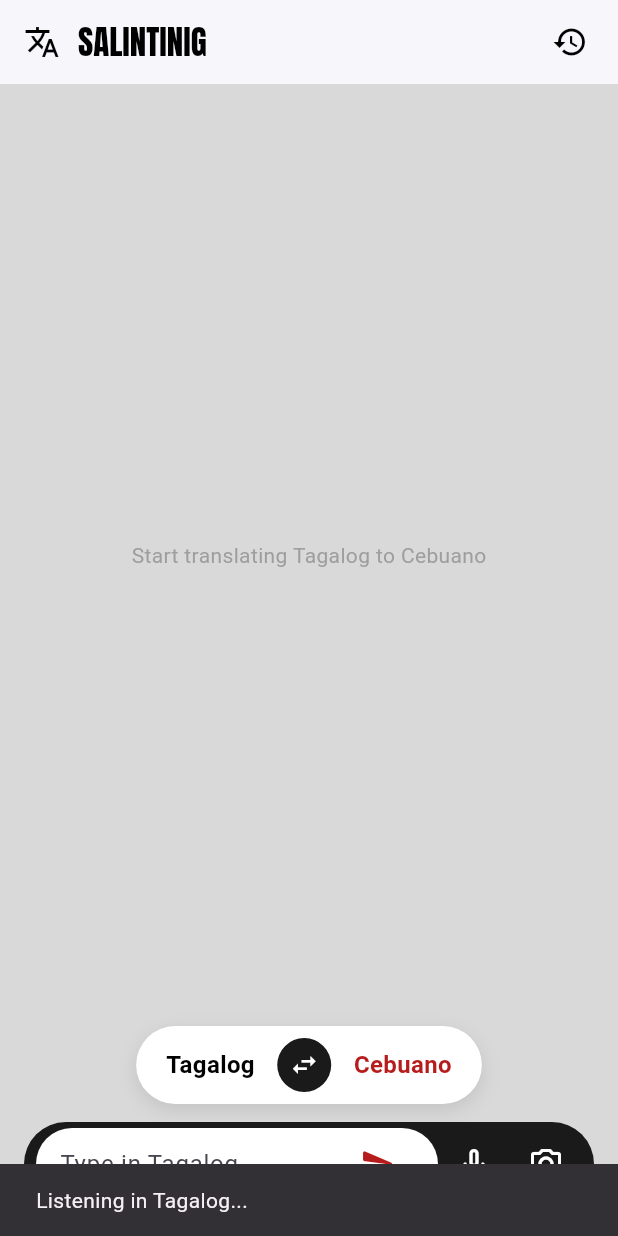
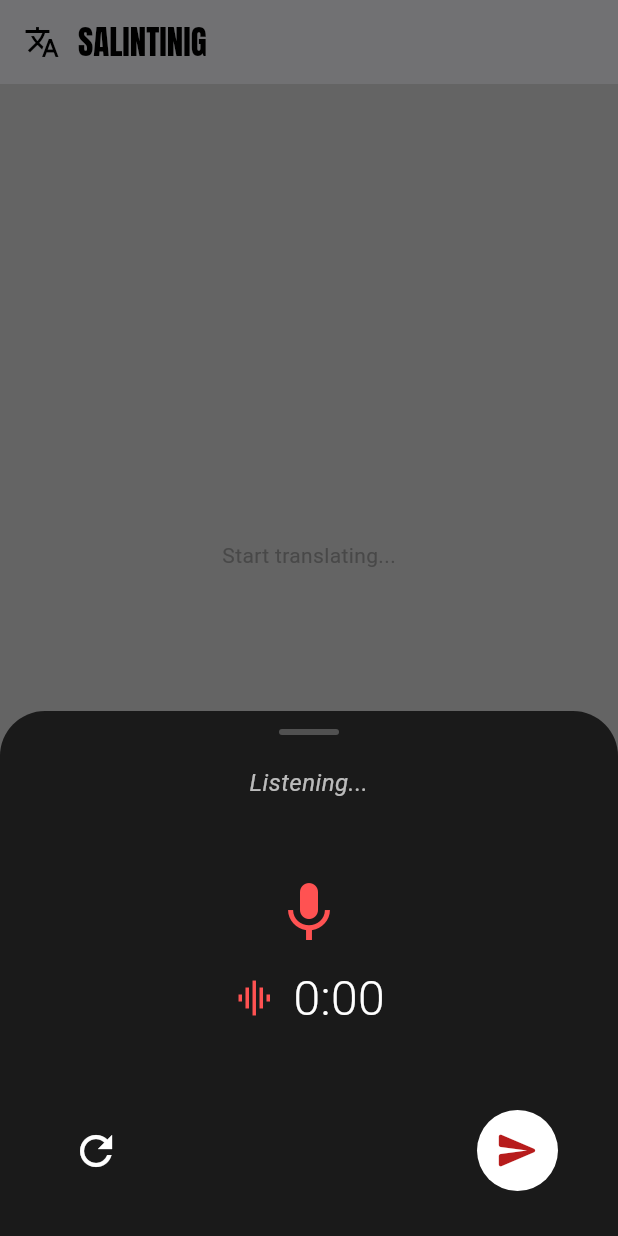
Before and after one commit to Rvyvid/SalinTinig, a Flutter app: the screen it shows after launch, after a tap on the "mic none" icon, on a phone screen of 412 x 824 dp. Run offline on Flutter 3.47's test engine with Material 3 defaults, Android fonts, the phone set to English and light mode, and no system bars; our stand-ins replace audioplayers, camera, google_fonts, permission_handler, speech_to_text; missing offline and left inert: record.

Commit message:
feat: Add audio recording and playback features
- Implemented audio recording functionality using the `record` package.
- Added speech-to-text capabilities to transcribe audio recordings.
- Integrated audio playback using the `audioplayers` package.
- Updated UI to display audio messages and transcription results.
- Modified `pubspec.yaml` to include new dependencies: `speech_to_text` and updated `record` and `audioplayers` versions.
- Enhanced chat interface to handle audio messages and display them appropriately.
- Updated analysis options to ignore deprecated member use warnings.
- Adjusted generated plugin files for new dependencies.

```diff
--- a/analysis_options.yaml
+++ b/analysis_options.yaml
@@ -7,6 +7,9 @@
 
 # The following line activates a set of recommended lints for Flutter apps,
 # packages, and plugins designed to encourage good coding practices.
+analyzer:
+  errors:
+    deprecated_member_use: ignore
 include: package:flutter_lints/flutter.yaml
 
 linter:
--- a/lib/main.dart
+++ b/lib/main.dart
@@ -2,8 +2,10 @@ import 'dart:io';
 import 'package:flutter/material.dart';
 import 'package:google_fonts/google_fonts.dart';
 import 'package:permission_handler/permission_handler.dart';
+import 'package:audioplayers/audioplayers.dart';
 import 'ocr_scanner.dart';
 import 'language_switcher.dart';
+import 'recording_overlay.dart';
 
 void main() {
   runApp(const SalintinigApp());
@@ -94,9 +96,9 @@ class _ChatScreenState extends State<ChatScreen> {
 
     setState(() {
       _messages.insert(0, {
-        "originalText": text, // The text exactly as typed
-        "text": text,         // Placeholder for the translated result
-        "imagePath": null,
+        "isAudio": false,
+        "originalText": text,
+        "text": text,
         "from": _sourceLang,
         "to": _targetLang,
         "time": TimeOfDay.now().format(context),
@@ -108,11 +110,21 @@ class _ChatScreenState extends State<ChatScreen> {
   Future<void> _onMicPressed() async {
     final status = await Permission.microphone.request();
     if (!mounted) return;
-    ScaffoldMessenger.of(context).showSnackBar(
-      SnackBar(content: Text(status.isGranted
-          ? 'Listening in $_sourceLang...'
-          : 'Microphone permission denied')),
-    );
+
+    if (status.isGranted) {
+      RecordingOverlay.show(context, onStop: (filePath, transcript) {
+        setState(() {
+          _messages.insert(0, {
+            "isAudio": true,
+            "audioPath": filePath,
+            "originalText": transcript.isNotEmpty ? transcript : "Voice Recording",
+            "text": "Voice Message",
+            "to": _targetLang,
+            "time": TimeOfDay.now().format(context),
+          });
+        });
+      });
+    }
   }
 
   Future<void> _onCameraPressed() async {
@@ -128,6 +140,7 @@ class _ChatScreenState extends State<ChatScreen> {
       if (path != null) {
         setState(() {
           _messages.insert(0, {
+            "isAudio": false,
             "imagePath": path,
             "originalText": "Image Captured",
             "text": "Scanning $_sourceLang text...",
@@ -156,35 +169,24 @@ class _ChatScreenState extends State<ChatScreen> {
               style: GoogleFonts.anton(fontSize: 22, color: Colors.black)),
           ],
         ),
-        actions: [
-          IconButton(onPressed: () {}, icon: const Icon(Icons.history, color: Colors.black)),
-          const SizedBox(width: 8),
-        ],
       ),
       body: Column(
         children: [
           Expanded(
             child: _messages.isEmpty
-                ? Center(
-                    child: Text('Start translating $_sourceLang to $_targetLang',
-                    style: const TextStyle(color: Colors.grey)))
+                ? const Center(child: Text('Start translating...', style: TextStyle(color: Colors.grey)))
                 : ListView.builder(
                     padding: const EdgeInsets.all(16),
                     itemCount: _messages.length,
                     reverse: true,
-                    itemBuilder: (context, index) {
-                      final msg = _messages[index];
-                      return _buildChatBubble(msg);
-                    },
+                    itemBuilder: (context, index) => _buildChatBubble(_messages[index]),
                   ),
           ),
-
           LanguageSwitcher(
             sourceLang: _sourceLang,
             targetLang: _targetLang,
             onSwap: _swapLanguages,
           ),
-
           _buildInputBar(),
         ],
       ),
@@ -192,6 +194,8 @@ class _ChatScreenState extends State<ChatScreen> {
   }
 
   Widget _buildChatBubble(Map<String, dynamic> msg) {
+    final bool isAudio = msg["isAudio"] ?? false;
+
     return Align(
       alignment: Alignment.centerRight,
       child: Container(
@@ -205,13 +209,10 @@ class _ChatScreenState extends State<ChatScreen> {
             bottomRight: Radius.circular(16),
           ),
         ),
-        constraints: BoxConstraints(
-          maxWidth: MediaQuery.of(context).size.width * 0.8
-        ),
+        constraints: BoxConstraints(maxWidth: MediaQuery.of(context).size.width * 0.8),
         child: Column(
           crossAxisAlignment: CrossAxisAlignment.start,
           children: [
-            // Display Image if it exists
             if (msg["imagePath"] != null)
               Padding(
                 padding: const EdgeInsets.only(bottom: 8.0),
@@ -220,46 +221,24 @@ class _ChatScreenState extends State<ChatScreen> {
                   child: Image.file(File(msg["imagePath"])),
                 ),
               ),
-
-            // NEW: Show the original typed text (italicized)
             if (msg["originalText"] != null)
-              Text(
-                "Original: ${msg["originalText"]}",
-                style: TextStyle(
-                  color: Colors.white.withOpacity(0.5),
-                  fontSize: 12,
-                  fontStyle: FontStyle.italic,
-                ),
-              ),
-
+              Text("Original: ${msg["originalText"]}",
+                style: TextStyle(color: Colors.white.withOpacity(0.5), fontSize: 11, fontStyle: FontStyle.italic)),
             const SizedBox(height: 4),
 
-            // Display the main translated text
-            Text(msg["text"] ?? "",
-              style: const TextStyle(
-                color: Colors.white,
-                fontSize: 17,
-                fontWeight: FontWeight.w500
-              )),
+            // CONTENT AREA
+            if (isAudio)
+              _buildAudioPlayerUI(msg["audioPath"])
+            else
+              Text(msg["text"] ?? "", style: const TextStyle(color: Colors.white, fontSize: 16)),
 
             const SizedBox(height: 6),
-
-            // Language labels and timestamp
             Row(
               mainAxisSize: MainAxisSize.min,
               children: [
-                Text("${msg["from"]} ➔ ${msg["to"]}",
-                  style: TextStyle(
-                    color: Colors.redAccent.shade100,
-                    fontSize: 10,
-                    fontWeight: FontWeight.bold
-                  )),
+                Text("${msg["from"]} ➔ ${msg["to"]}", style: const TextStyle(color: Colors.redAccent, fontSize: 10, fontWeight: FontWeight.bold)),
                 const SizedBox(width: 8),
-                Text(msg["time"],
-                  style: TextStyle(
-                    color: Colors.white.withOpacity(0.5),
-                    fontSize: 10
-                  )),
+                Text(msg["time"], style: TextStyle(color: Colors.white.withOpacity(0.4), fontSize: 10)),
               ],
             ),
           ],
@@ -268,54 +247,68 @@ class _ChatScreenState extends State<ChatScreen> {
     );
   }
 
+  Widget _buildAudioPlayerUI(String? path) {
+    if (path == null) return const Text("Audio file missing", style: TextStyle(color: Colors.white));
+
+    // We create a single player instance for this bubble
+    final AudioPlayer audioPlayer = AudioPlayer();
+
+    return StatefulBuilder(
+      builder: (context, setBubbleState) {
+        return Row(
+          mainAxisSize: MainAxisSize.min,
+          children: [
+            StreamBuilder<PlayerState>(
+              stream: audioPlayer.onPlayerStateChanged,
+              builder: (context, snapshot) {
+                final playerState = snapshot.data;
+                final bool isPlaying = playerState == PlayerState.playing;
+
+                return IconButton(
+                  icon: Icon(
+                    isPlaying ? Icons.pause_circle_filled : Icons.play_circle_fill,
+                    color: Colors.white,
+                    size: 38,
+                  ),
+                  onPressed: () async {
+                    if (isPlaying) {
+                      await audioPlayer.pause();
+                    } else {
+                      await audioPlayer.play(DeviceFileSource(path));
+                    }
+                  },
+                );
+              },
+            ),
+            const Text("Voice Message", style: TextStyle(color: Colors.white, fontWeight: FontWeight.w500)),
+          ],
+        );
+      },
+    );
+  }
+
   Widget _buildInputBar() {
     return Padding(
-      padding: const EdgeInsets.only(bottom: 20, left: 16, right: 16),
+      padding: const EdgeInsets.fromLTRB(16, 0, 16, 20),
       child: Container(
         padding: const EdgeInsets.symmetric(horizontal: 8, vertical: 4),
-        decoration: BoxDecoration(
-          color: const Color(0xFF1A1A1A),
-          borderRadius: BorderRadius.circular(40),
-        ),
+        decoration: BoxDecoration(color: const Color(0xFF1A1A1A), borderRadius: BorderRadius.circular(40)),
         child: Row(
           children: [
             Expanded(
               child: Container(
                 height: 48,
                 padding: const EdgeInsets.symmetric(horizontal: 16),
-                decoration: BoxDecoration(
-                  color: Colors.white,
-                  borderRadius: BorderRadius.circular(30),
-                ),
-                child: Row(
-                  children: [
-                    Expanded(
-                      child: TextField(
-                        controller: _controller,
-                        style: const TextStyle(color: Colors.black),
-                        decoration: InputDecoration(
-                          hintText: "Type in $_sourceLang...",
-                          border: InputBorder.none,
-                        ),
-                        onSubmitted: (_) => _sendMessage(),
-                      ),
-                    ),
-                    IconButton(
-                      icon: const Icon(Icons.send_rounded, color: Color(0xFFB71C1C)),
-                      onPressed: _sendMessage,
-                    ),
-                  ],
+                decoration: BoxDecoration(color: Colors.white, borderRadius: BorderRadius.circular(30)),
+                child: TextField(
+                  controller: _controller,
+                  decoration: InputDecoration(hintText: "Type in $_sourceLang...", border: InputBorder.none),
+                  onSubmitted: (_) => _sendMessage(),
                 ),
               ),
             ),
-            IconButton(
-              icon: const Icon(Icons.mic_none_rounded, color: Colors.white),
-              onPressed: _onMicPressed,
-            ),
-            IconButton(
-              icon: const Icon(Icons.camera_alt_outlined, color: Colors.white),
-              onPressed: _onCameraPressed,
-            ),
+            IconButton(icon: const Icon(Icons.mic_none_rounded, color: Colors.white), onPressed: _onMicPressed),
+            IconButton(icon: const Icon(Icons.camera_alt_outlined, color: Colors.white), onPressed: _onCameraPressed),
           ],
         ),
       ),
--- /dev/null
+++ b/lib/recording_overlay.dart
@@ -0,0 +1,174 @@
+import 'dart:async';
+import 'package:flutter/material.dart';
+import 'package:record/record.dart';
+import 'package:path_provider/path_provider.dart';
+import 'package:speech_to_text/speech_to_text.dart'; // New Import
+
+class RecordingOverlay {
+  static void show(BuildContext context, {required Function(String path, String transcript) onStop}) {
+    showModalBottomSheet(
+      context: context,
+      backgroundColor: Colors.transparent,
+      isDismissible: false,
+      builder: (context) => _RecordingSheet(onStop: onStop),
+    );
+  }
+}
+
+class _RecordingSheet extends StatefulWidget {
+  final Function(String path, String transcript) onStop;
+  const _RecordingSheet({required this.onStop});
+
+  @override
+  State<_RecordingSheet> createState() => _RecordingSheetState();
+}
+
+class _RecordingSheetState extends State<_RecordingSheet> {
+  late AudioRecorder _audioRecorder;
+  final SpeechToText _speechToText = SpeechToText(); // STT Instance
+
+  Timer? _timer;
+  int _seconds = 0;
+  String _wordsSpoken = ""; // To store transcription
+  bool _speechEnabled = false;
+
+  @override
+  void initState() {
+    super.initState();
+    _audioRecorder = AudioRecorder();
+    _initSpeech();
+  }
+
+  /// Initialize Speech Recognition
+  void _initSpeech() async {
+    _speechEnabled = await _speechToText.initialize();
+    _startRecording();
+  }
+
+  void _startRecording() async {
+    try {
+      // Check for both microphone and speech permissions
+      if (await _audioRecorder.hasPermission() && _speechEnabled) {
+        final dir = await getApplicationDocumentsDirectory();
+        final path = '${dir.path}/rec_${DateTime.now().millisecondsSinceEpoch}.m4a';
+
+        // 1. Start Audio File Recording
+        await _audioRecorder.start(
+          const RecordConfig(encoder: AudioEncoder.aacLc),
+          path: path
+        );
+
+        // 2. Start Speech to Text
+        await _speechToText.listen(
+          onResult: (result) {
+            setState(() {
+              _wordsSpoken = result.recognizedWords;
+            });
+          },
+        );
+
+        _timer = Timer.periodic(const Duration(seconds: 1), (timer) {
+          if (mounted) setState(() => _seconds++);
+        });
+      }
+    } catch (e) {
+      debugPrint("Recording Error: $e");
+    }
+  }
+
+  void _stopAndSend() async {
+    final path = await _audioRecorder.stop();
+    await _speechToText.stop(); // Stop STT
+
+    _timer?.cancel();
+    if (path != null) {
+      widget.onStop(path, _wordsSpoken); // Return both path and text
+    }
+    if (mounted) Navigator.pop(context);
+  }
+
+  void _reset() async {
+    await _audioRecorder.stop();
+    await _speechToText.stop();
+    _timer?.cancel();
+    setState(() {
+      _seconds = 0;
+      _wordsSpoken = "";
+    });
+    _startRecording();
+  }
+
+  String _formatTime(int seconds) {
+    final mins = (seconds ~/ 60).toString();
+    final secs = (seconds % 60).toString().padLeft(2, '0');
+    return "$mins:$secs";
+  }
+
+  @override
+  void dispose() {
+    _timer?.cancel();
+    _audioRecorder.dispose();
+    _speechToText.stop();
+    super.dispose();
+  }
+
+  @override
+  Widget build(BuildContext context) {
+    return Container(
+      height: 350, // Increased height for text preview
+      decoration: const BoxDecoration(
+        color: Color(0xFF1A1A1A),
+        borderRadius: BorderRadius.only(topLeft: Radius.circular(30), topRight: Radius.circular(30)),
+      ),
+      child: Column(
+        children: [
+          const SizedBox(height: 12),
+          Container(width: 40, height: 4, decoration: BoxDecoration(color: Colors.white24, borderRadius: BorderRadius.circular(2))),
+          const SizedBox(height: 20),
+
+          // Live Transcription Preview
+          Padding(
+            padding: const EdgeInsets.symmetric(horizontal: 20),
+            child: Text(
+              _wordsSpoken.isEmpty ? "Listening..." : _wordsSpoken,
+              textAlign: TextAlign.center,
+              maxLines: 2,
+              overflow: TextOverflow.ellipsis,
+              style: const TextStyle(color: Colors.white70, fontSize: 16, fontStyle: FontStyle.italic),
+            ),
+          ),
+
+          const Spacer(),
+          const Icon(Icons.mic, color: Colors.redAccent, size: 48),
+          const SizedBox(height: 10),
+          Row(
+            mainAxisAlignment: MainAxisAlignment.center,
+            children: [
+              const Icon(Icons.graphic_eq, color: Colors.redAccent, size: 28),
+              const SizedBox(width: 12),
+              Text(_formatTime(_seconds), style: const TextStyle(color: Colors.white, fontSize: 32, fontWeight: FontWeight.w300)),
+            ],
+          ),
+          const Spacer(),
+          Padding(
+            padding: const EdgeInsets.fromLTRB(40, 0, 40, 30),
+            child: Row(
+              mainAxisAlignment: MainAxisAlignment.spaceBetween,
+              children: [
+                IconButton(icon: const Icon(Icons.refresh, color: Colors.white, size: 32), onPressed: _reset),
+                GestureDetector(
+                  onTap: _stopAndSend,
+                  child: Container(
+                    padding: const EdgeInsets.all(12),
+                    decoration: const BoxDecoration(color: Colors.white, shape: BoxShape.circle),
+                    child: const Icon(Icons.send_rounded, color: Color(0xFFB71C1C), size: 30),
+                  ),
+                ),
+              ],
+            ),
+          ),
+        ],
+      ),
+    );
+  }
+}
```
Also changed, not shown: pubspec.yaml (+5 -3 lines), pubspec.lock, 4 other files.
